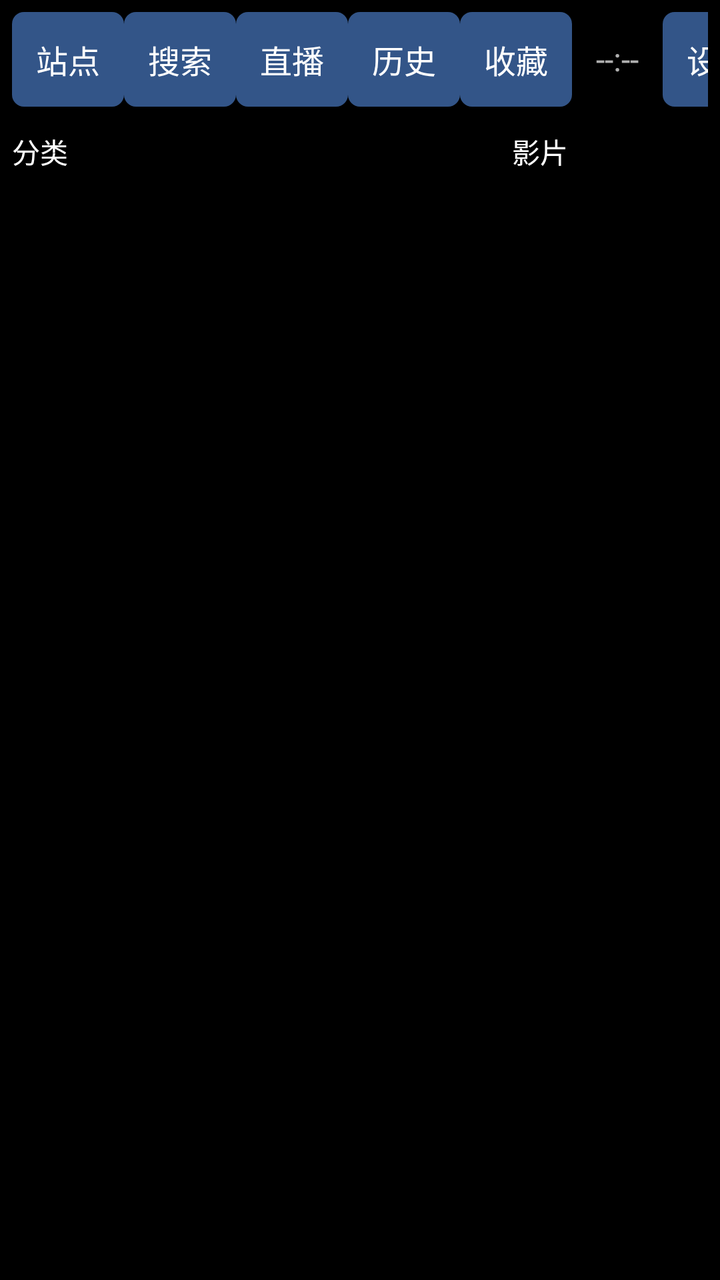
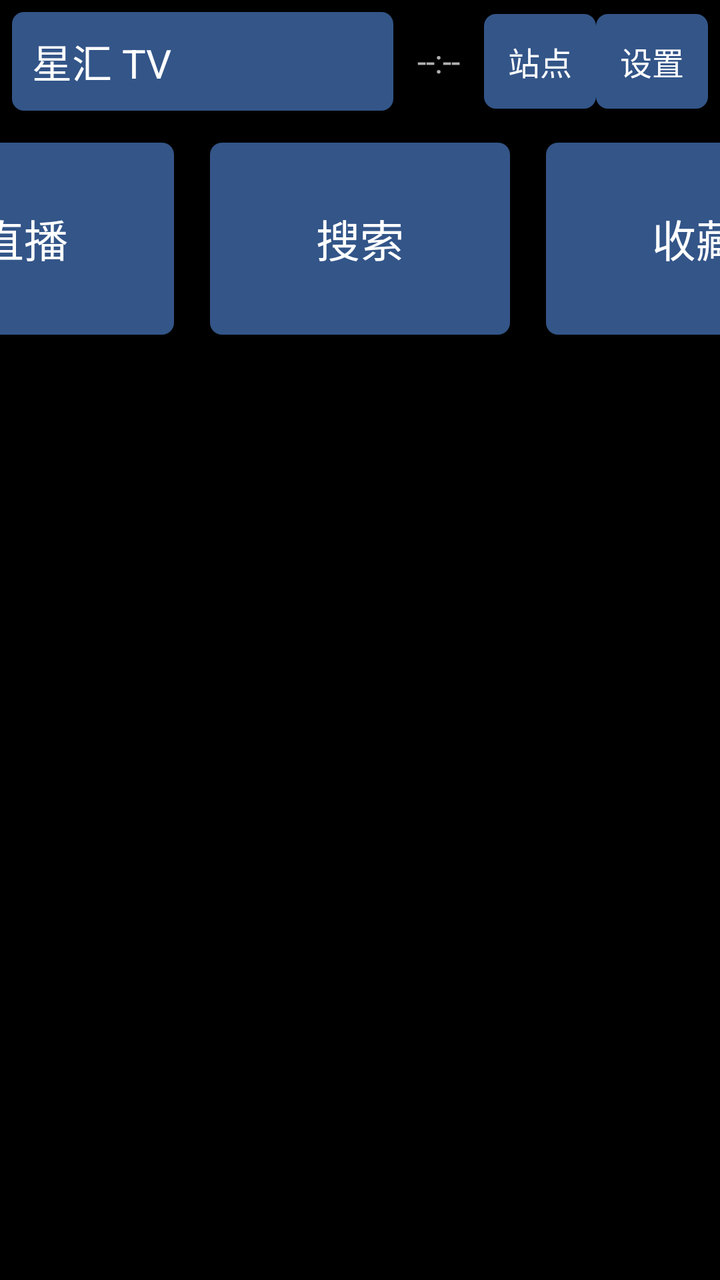

Two renders of the same Android screen: before a commit and after it. Below are the layout's source before the change and the commit's diff.
<!-- AndroidManifest.xml: application theme Theme.TVBox -->
<!-- res/layout/activity_main.xml -->
<?xml version="1.0" encoding="utf-8"?>
<LinearLayout xmlns:android="http://schemas.android.com/apk/res/android"
    android:layout_width="match_parent"
    android:layout_height="match_parent"
    android:orientation="vertical"
    android:background="@android:color/black">

    
    <LinearLayout
        android:layout_width="match_parent"
        android:layout_height="wrap_content"
        android:orientation="horizontal"
        android:gravity="center_vertical"
        android:padding="6dp">

        <TextView
            android:id="@+id/title"
            android:layout_width="0dp"
            android:layout_height="wrap_content"
            android:layout_weight="1"
            android:padding="8dp"
            android:textColor="@android:color/white"
            android:textSize="18sp"
            android:maxLines="1"
            android:ellipsize="end"
            android:text="@string/app_name" />

        <TextView
            android:id="@+id/btnSites"
            android:layout_width="wrap_content"
            android:layout_height="wrap_content"
            android:padding="12dp"
            android:textColor="@android:color/white"
            android:textSize="16sp"
            android:focusable="true"
            android:clickable="true"
            android:background="@drawable/selector_tv_btn"
            android:text="站点" />

        <TextView
            android:id="@+id/btnSearch"
            android:layout_width="wrap_content"
            android:layout_height="wrap_content"
            android:padding="12dp"
            android:textColor="@android:color/white"
            android:textSize="16sp"
            android:focusable="true"
            android:clickable="true"
            android:background="@drawable/selector_tv_btn"
            android:text="搜索" />

        <TextView
            android:id="@+id/btnLive"
            android:layout_width="wrap_content"
            android:layout_height="wrap_content"
            android:padding="12dp"
            android:textColor="@android:color/white"
            android:textSize="16sp"
            android:focusable="true"
            android:clickable="true"
            android:background="@drawable/selector_tv_btn"
            android:text="直播" />

        <TextView
            android:id="@+id/btnHistory"
            android:layout_width="wrap_content"
            android:layout_height="wrap_content"
            android:padding="12dp"
            android:textColor="@android:color/white"
            android:textSize="16sp"
            android:focusable="true"
            android:clickable="true"
            android:background="@drawable/selector_tv_btn"
            android:text="历史" />

        <TextView
            android:id="@+id/btnCollect"
            android:layout_width="wrap_content"
            android:layout_height="wrap_content"
            android:padding="12dp"
            android:textColor="@android:color/white"
            android:textSize="16sp"
            android:focusable="true"
            android:clickable="true"
            android:background="@drawable/selector_tv_btn"
            android:text="收藏" />

        <TextView
            android:id="@+id/clock"
            android:layout_width="wrap_content"
            android:layout_height="wrap_content"
            android:padding="12dp"
            android:textColor="#B0FFFFFF"
            android:textSize="16sp"
            android:text="--:--" />

        <TextView
            android:id="@+id/btnSettings"
            android:layout_width="wrap_content"
            android:layout_height="wrap_content"
            android:padding="12dp"
            android:textColor="@android:color/white"
            android:textSize="16sp"
            android:focusable="true"
            android:clickable="true"
            android:background="@drawable/selector_tv_btn"
            android:text="设置" />

    </LinearLayout>

    
    <LinearLayout
        android:id="@+id/quickRow"
        android:layout_width="match_parent"
        android:layout_height="wrap_content"
        android:orientation="vertical"
        android:visibility="gone">

        <TextView
            android:id="@+id/quickLabel"
            android:layout_width="match_parent"
            android:layout_height="wrap_content"
            android:padding="6dp"
            android:textColor="@android:color/white"
            android:textSize="14sp"
            android:text="历史记录 · 点击续播" />

        <androidx.recyclerview.widget.RecyclerView
            android:id="@+id/quickList"
            android:layout_width="match_parent"
            android:layout_height="wrap_content"
            android:clipToPadding="false" />

    </LinearLayout>

    
    <LinearLayout
        android:id="@+id/recommendRow"
        android:layout_width="match_parent"
        android:layout_height="wrap_content"
        android:orientation="vertical"
        android:visibility="gone">

        <TextView
            android:id="@+id/recommendLabel"
            android:layout_width="match_parent"
            android:layout_height="wrap_content"
            android:padding="6dp"
            android:textColor="@android:color/white"
            android:textSize="14sp"
            android:text="更新推荐 · 点击进详情" />

        <androidx.recyclerview.widget.RecyclerView
            android:id="@+id/recommendList"
            android:layout_width="match_parent"
            android:layout_height="wrap_content"
            android:clipToPadding="false" />

    </LinearLayout>

    
    <LinearLayout
        android:layout_width="match_parent"
        android:layout_height="0dp"
        android:layout_weight="1"
        android:orientation="horizontal">

        <LinearLayout
            android:layout_width="250dp"
            android:layout_height="match_parent"
            android:orientation="vertical">

            <TextView
                android:id="@+id/labelCat"
                android:layout_width="match_parent"
                android:layout_height="wrap_content"
                android:padding="6dp"
                android:textColor="@android:color/white"
                android:textSize="14sp"
                android:text="分类" />

            <androidx.recyclerview.widget.RecyclerView
                android:id="@+id/catList"
                android:layout_width="match_parent"
                android:layout_height="0dp"
                android:layout_weight="1"
                android:clipToPadding="false" />

        </LinearLayout>

        <LinearLayout
            android:layout_width="0dp"
            android:layout_height="match_parent"
            android:layout_weight="1"
            android:orientation="vertical">

            <TextView
                android:id="@+id/labelVod"
                android:layout_width="match_parent"
                android:layout_height="wrap_content"
                android:padding="6dp"
                android:textColor="@android:color/white"
                android:textSize="14sp"
                android:text="影片" />

            <androidx.recyclerview.widget.RecyclerView
                android:id="@+id/vodList"
                android:layout_width="match_parent"
                android:layout_height="0dp"
                android:layout_weight="1"
                android:clipToPadding="false" />

        </LinearLayout>

    </LinearLayout>

</LinearLayout>
<!-- resources referenced by this layout -->
<resources>
  <!-- drawable selector_tv_btn (drawable) -->
  <?xml version="1.0" encoding="utf-8"?>
  <selector xmlns:android="http://schemas.android.com/apk/res/android">
      <item android:state_focused="true">
          <shape>
              <solid android:color="#FFCC00" />
              <corners android:radius="6dp" />
          </shape>
      </item>
      <item>
          <shape>
              <solid android:color="#335588" />
              <corners android:radius="6dp" />
          </shape>
      </item>
  </selector>
  <string name="app_name">星汇 TV</string>
  <style name="Theme.TVBox" parent="android:Theme.Black.NoTitleBar.Fullscreen">
          <item name="android:windowBackground">@android:color/black</item>
          <item name="android:colorBackground">@android:color/black</item>
      </style>
</resources>

<!-- the commit's change to res/layout/activity_main.xml (unified diff, before → after) -->
@@ -18,12 +18,24 @@
             android:layout_width="0dp"
             android:layout_height="wrap_content"
             android:layout_weight="1"
-            android:padding="8dp"
-            android:textColor="@android:color/white"
-            android:textSize="18sp"
+            android:padding="10dp"
+            android:textColor="@android:color/white"
+            android:textSize="20sp"
             android:maxLines="1"
             android:ellipsize="end"
+            android:focusable="true"
+            android:clickable="true"
+            android:background="@drawable/selector_tv_btn"
             android:text="@string/app_name" />
+
+        <TextView
+            android:id="@+id/clock"
+            android:layout_width="wrap_content"
+            android:layout_height="wrap_content"
+            android:padding="12dp"
+            android:textColor="#B0FFFFFF"
+            android:textSize="16sp"
+            android:text="--:--" />
 
         <TextView
             android:id="@+id/btnSites"
@@ -38,63 +50,6 @@
             android:text="站点" />
 
         <TextView
-            android:id="@+id/btnSearch"
-            android:layout_width="wrap_content"
-            android:layout_height="wrap_content"
-            android:padding="12dp"
-            android:textColor="@android:color/white"
-            android:textSize="16sp"
-            android:focusable="true"
-            android:clickable="true"
-            android:background="@drawable/selector_tv_btn"
-            android:text="搜索" />
-
-        <TextView
-            android:id="@+id/btnLive"
-            android:layout_width="wrap_content"
-            android:layout_height="wrap_content"
-            android:padding="12dp"
-            android:textColor="@android:color/white"
-            android:textSize="16sp"
-            android:focusable="true"
-            android:clickable="true"
-            android:background="@drawable/selector_tv_btn"
-            android:text="直播" />
-
-        <TextView
-            android:id="@+id/btnHistory"
-            android:layout_width="wrap_content"
-            android:layout_height="wrap_content"
-            android:padding="12dp"
-            android:textColor="@android:color/white"
-            android:textSize="16sp"
-            android:focusable="true"
-            android:clickable="true"
-            android:background="@drawable/selector_tv_btn"
-            android:text="历史" />
-
-        <TextView
-            android:id="@+id/btnCollect"
-            android:layout_width="wrap_content"
-            android:layout_height="wrap_content"
-            android:padding="12dp"
-            android:textColor="@android:color/white"
-            android:textSize="16sp"
-            android:focusable="true"
-            android:clickable="true"
-            android:background="@drawable/selector_tv_btn"
-            android:text="收藏" />
-
-        <TextView
-            android:id="@+id/clock"
-            android:layout_width="wrap_content"
-            android:layout_height="wrap_content"
-            android:padding="12dp"
-            android:textColor="#B0FFFFFF"
-            android:textSize="16sp"
-            android:text="--:--" />
-
-        <TextView
             android:id="@+id/btnSettings"
             android:layout_width="wrap_content"
             android:layout_height="wrap_content"
@@ -110,6 +65,82 @@
 
     
     <LinearLayout
+        android:id="@+id/entryRow"
+        android:layout_width="match_parent"
+        android:layout_height="wrap_content"
+        android:orientation="horizontal"
+        android:gravity="center"
+        android:paddingTop="10dp"
+        android:paddingBottom="10dp">
+
+        <TextView
+            android:id="@+id/btnVod"
+            android:layout_width="150dp"
+            android:layout_height="96dp"
+            android:layout_marginEnd="18dp"
+            android:gravity="center"
+            android:textColor="@android:color/white"
+            android:textSize="22sp"
+            android:focusable="true"
+            android:clickable="true"
+            android:background="@drawable/selector_tv_btn"
+            android:text="点播" />
+
+        <TextView
+            android:id="@+id/btnLive"
+            android:layout_width="150dp"
+            android:layout_height="96dp"
+            android:layout_marginEnd="18dp"
+            android:gravity="center"
+            android:textColor="@android:color/white"
+            android:textSize="22sp"
+            android:focusable="true"
+            android:clickable="true"
+            android:background="@drawable/selector_tv_btn"
+            android:text="直播" />
+
+        <TextView
+            android:id="@+id/btnSearch"
+            android:layout_width="150dp"
+            android:layout_height="96dp"
+            android:layout_marginEnd="18dp"
+            android:gravity="center"
+            android:textColor="@android:color/white"
+            android:textSize="22sp"
+            android:focusable="true"
+            android:clickable="true"
+            android:background="@drawable/selector_tv_btn"
+            android:text="搜索" />
+
+        <TextView
+            android:id="@+id/btnCollect"
+            android:layout_width="150dp"
+            android:layout_height="96dp"
+            android:layout_marginEnd="18dp"
+            android:gravity="center"
+            android:textColor="@android:color/white"
+            android:textSize="22sp"
+            android:focusable="true"
+            android:clickable="true"
+            android:background="@drawable/selector_tv_btn"
+            android:text="收藏" />
+
+        <TextView
+            android:id="@+id/btnHistory"
+            android:layout_width="150dp"
+            android:layout_height="96dp"
+            android:gravity="center"
+            android:textColor="@android:color/white"
+            android:textSize="22sp"
+            android:focusable="true"
+            android:clickable="true"
+            android:background="@drawable/selector_tv_btn"
+            android:text="历史" />
+
+    </LinearLayout>
+
+    
+    <LinearLayout
         android:id="@+id/quickRow"
         android:layout_width="match_parent"
         android:layout_height="wrap_content"
@@ -147,7 +178,7 @@
             android:layout_height="wrap_content"
             android:padding="6dp"
             android:textColor="@android:color/white"
-            android:textSize="14sp"
+            android:textSize="16sp"
             android:text="更新推荐 · 点击进详情" />
 
         <androidx.recyclerview.widget.RecyclerView
@@ -160,57 +191,49 @@
 
     
     <LinearLayout
+        android:id="@+id/mainBody"
         android:layout_width="match_parent"
         android:layout_height="0dp"
         android:layout_weight="1"
-        android:orientation="horizontal">
-
-        <LinearLayout
-            android:layout_width="250dp"
-            android:layout_height="match_parent"
-            android:orientation="vertical">
-
-            <TextView
-                android:id="@+id/labelCat"
-                android:layout_width="match_parent"
-                android:layout_height="wrap_content"
-                android:padding="6dp"
-                android:textColor="@android:color/white"
-                android:textSize="14sp"
-                android:text="分类" />
-
-            <androidx.recyclerview.widget.RecyclerView
-                android:id="@+id/catList"
-                android:layout_width="match_parent"
-                android:layout_height="0dp"
-                android:layout_weight="1"
-                android:clipToPadding="false" />
-
-        </LinearLayout>
-
-        <LinearLayout
-            android:layout_width="0dp"
-            android:layout_height="match_parent"
+        android:orientation="vertical"
+        android:visibility="gone">
+
+        
+        <androidx.recyclerview.widget.RecyclerView
+            android:id="@+id/catList"
+            android:layout_width="match_parent"
+            android:layout_height="wrap_content"
+            android:paddingStart="8dp"
+            android:paddingEnd="8dp"
+            android:clipToPadding="false" />
+
+        <TextView
+            android:id="@+id/labelVod"
+            android:layout_width="match_parent"
+            android:layout_height="wrap_content"
+            android:padding="6dp"
+            android:textColor="#B0FFFFFF"
+            android:textSize="14sp"
+            android:text="影片" />
+
+        
+        <TextView
+            android:id="@+id/tvEmpty"
+            android:layout_width="match_parent"
+            android:layout_height="wrap_content"
+            android:padding="18dp"
+            android:gravity="center"
+            android:textColor="#90FFFFFF"
+            android:textSize="16sp"
+            android:visibility="gone"
+            android:text="" />
+
+        <androidx.recyclerview.widget.RecyclerView
+            android:id="@+id/vodList"
+            android:layout_width="match_parent"
+            android:layout_height="0dp"
             android:layout_weight="1"
-            android:orientation="vertical">
-
-            <TextView
-                android:id="@+id/labelVod"
-                android:layout_width="match_parent"
-                android:layout_height="wrap_content"
-                android:padding="6dp"
-                android:textColor="@android:color/white"
-                android:textSize="14sp"
-                android:text="影片" />
-
-            <androidx.recyclerview.widget.RecyclerView
-                android:id="@+id/vodList"
-                android:layout_width="match_parent"
-                android:layout_height="0dp"
-                android:layout_weight="1"
-                android:clipToPadding="false" />
-
-        </LinearLayout>
+            android:clipToPadding="false" />
 
     </LinearLayout>
 
